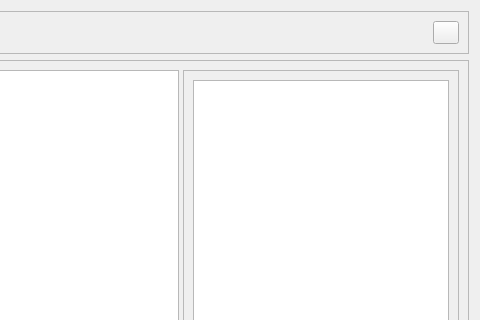
Above: resources/data_sheet.ui from lesca-research/piccel before the change; both pictures show x 869 to 1349 and y 0 to 320 of the 1349 by 757 pixel window. Below: the same form after it.
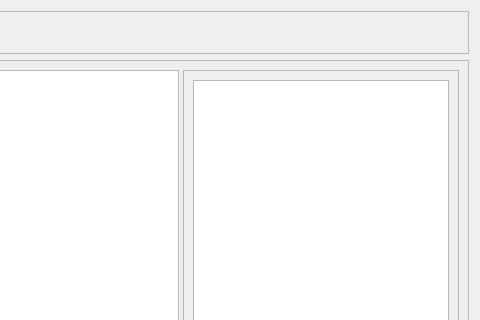
That is the form after the change. Custom widgets are drawn as their Qt base class.

Commit message: Improve UI table layout. Improve callback scheme in interview tracking

```diff
--- a/resources/data_sheet.ui
+++ b/resources/data_sheet.ui
@@ -172,34 +172,6 @@
         </property>
        </spacer>
       </item>
-      <item>
-       <widget class="QPushButton" name="button_refresh">
-        <property name="sizePolicy">
-         <sizepolicy hsizetype="Preferred" vsizetype="Preferred">
-          <horstretch>0</horstretch>
-          <verstretch>0</verstretch>
-         </sizepolicy>
-        </property>
-        <property name="maximumSize">
-         <size>
-          <width>26</width>
-          <height>26</height>
-         </size>
-        </property>
-        <property name="text">
-         <string/>
-        </property>
-        <property name="iconSize">
-         <size>
-          <width>24</width>
-          <height>24</height>
-         </size>
-        </property>
-        <property name="flat">
-         <bool>false</bool>
-        </property>
-       </widget>
-      </item>
      </layout>
     </widget>
    </item>
```
The commit also changes 3 other files.
